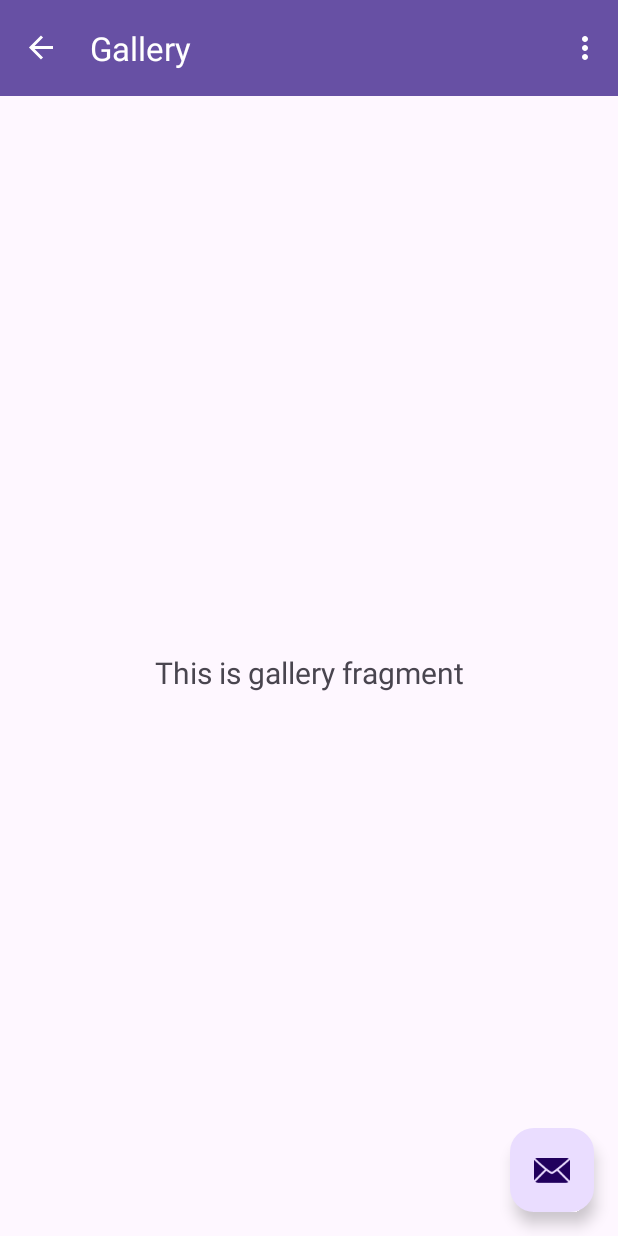
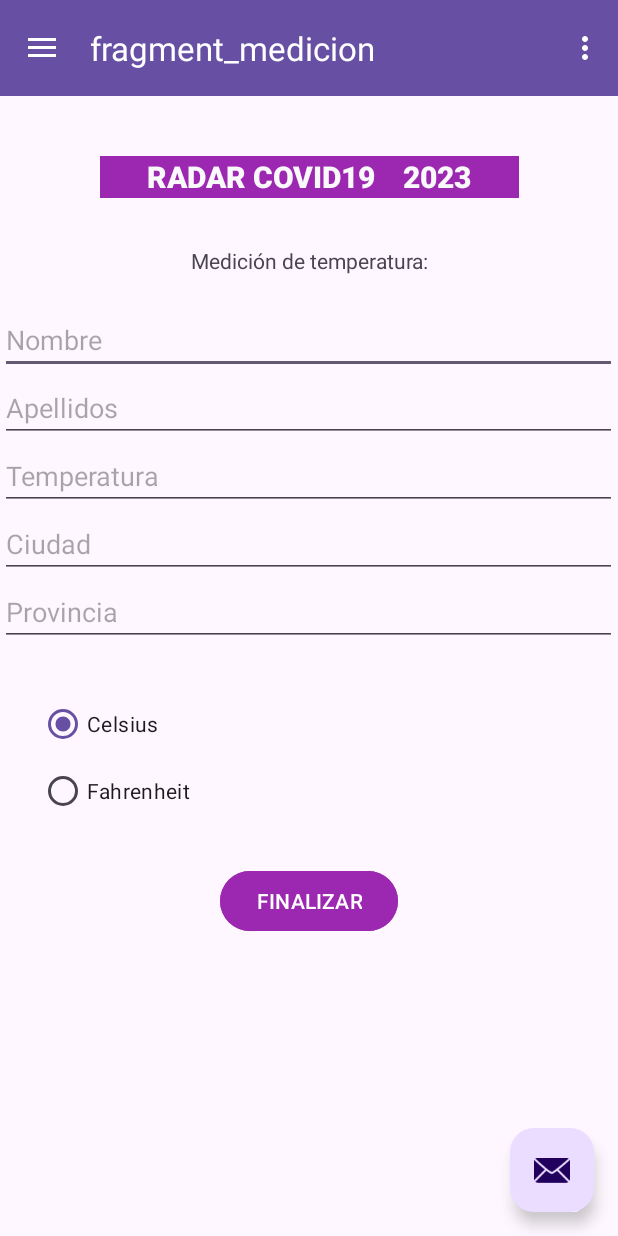
Before and after one commit to alberdsp/AndroidCovid19, an Android app: the MainActivity2 screen opened directly, with no data from a screen before it, in the side drawer, after a tap on "Medición de Temperatura", on a phone screen of 412 x 824 dp. Run offline under Robolectric (Android 15) with nearby library versions, the phone set to English and light mode, and no system bars; our stand-ins replace navigation-ui; Roboto replaces fonts that are not available here.

Commit message:
navegacion del menu a medición de temperatura creada

```diff
--- a/app/src/main/java/com/example/covid_19app/views/MainActivity2.java
+++ b/app/src/main/java/com/example/covid_19app/views/MainActivity2.java
@@ -36,7 +36,7 @@ private ActivityMain2Binding binding;
 
                 try {
                     NavController navController = Navigation.findNavController(MainActivity2.this, R.id.nav_host_fragment_content_main);
-                    navController.navigate(R.id.conversorFragment); navController.navigate(R.id.configFragment);
+                    navController.navigate(R.id.conversorFragment);navController.navigate(R.id.medicionFragment); navController.navigate(R.id.configFragment);
 
 
                 } catch (Exception e) {
@@ -49,7 +49,7 @@ private ActivityMain2Binding binding;
         // Passing each menu ID as a set of Ids because each
         // menu should be considered as top level destinations.
         mAppBarConfiguration = new AppBarConfiguration.Builder(
-                R.id.nav_home, R.id.conversorFragment, R.id.configFragment, R.id.nav_slideshow)
+                R.id.nav_home, R.id.medicionFragment, R.id.conversorFragment, R.id.configFragment, R.id.nav_slideshow)
                 .setOpenableLayout(drawer)
                 .build();
         NavController navController = Navigation.findNavController(this, R.id.nav_host_fragment_content_main);
--- a/app/src/main/java/com/example/covid_19app/views/MenuFragment.java
+++ b/app/src/main/java/com/example/covid_19app/views/MenuFragment.java
@@ -12,6 +12,7 @@ import android.view.ViewGroup;
 import android.widget.Button;
 
 import com.example.covid_19app.R;
+import com.example.covid_19app.views.ui.medicionTemperatura.MedicionFragment;
 import com.example.covid_19app.views.ui.configuration.ConfigFragment;
 import com.example.covid_19app.views.ui.conversor.ConversorFragment;
 
@@ -53,7 +54,7 @@ public class MenuFragment extends Fragment {
         buttonMedicion.setOnClickListener(new View.OnClickListener() {
             @Override
             public void onClick(View v) {
-                abrirFragment(new MedicionTempFragment());
+                abrirFragment(new MedicionFragment());
             }
         });
 
--- a/app/src/main/java/com/example/covid_19app/views/MedicionTempFragment.java
+++ b/app/src/main/java/com/example/covid_19app/views/ui/medicionTemperatura/MedicionFragment.java
@@ -1,4 +1,4 @@
-package com.example.covid_19app.views;
+package com.example.covid_19app.views.ui.medicionTemperatura;
 
 import android.os.Bundle;
 
@@ -19,7 +19,7 @@ import com.google.android.material.textfield.TextInputEditText;
 /**
  * Fragmente que maneja los datos de medición de temperatura
  */
-public class MedicionTempFragment extends Fragment {
+public class MedicionFragment extends Fragment {
 
 
     // declaramos los objetos que vamos a utilizar
@@ -36,7 +36,7 @@ public class MedicionTempFragment extends Fragment {
 
 
    // constructor por defecto
-    public MedicionTempFragment() {
+    public MedicionFragment() {
         // Required empty public constructor
     }
 
@@ -52,7 +52,7 @@ public class MedicionTempFragment extends Fragment {
                              Bundle savedInstanceState) {
 
         // declaramos la vista
-         vista = inflater.inflate(R.layout.fragment_medicion_temp, container, false);
+         vista = inflater.inflate(R.layout.fragment_medicion, container, false);
 
         // declaramos el botón Finalizar que pasa al fragment informe
          buttonFinalizar = vista.findViewById(R.id.buttonFinalizar);
--- a/app/src/main/res/layout/fragment_medicion_temp.xml
+++ b/app/src/main/res/layout-land/fragment_medicion.xml
@@ -5,7 +5,7 @@
     android:id="@+id/frameLayout3"
     android:layout_width="match_parent"
     android:layout_height="match_parent"
-    tools:context=".views.MedicionTempFragment">
+    tools:context=".views.ui.medicionTemperatura.MedicionFragment">
 
     <!-- TODO: Update blank fragment layout -->
 
@@ -13,7 +13,7 @@
         android:id="@+id/textViewTitulo4"
         android:layout_width="279dp"
         android:layout_height="28dp"
-        android:layout_marginTop="40dp"
+        android:layout_marginTop="16dp"
         android:background="#9C27B0"
         android:fontFamily="sans-serif-black"
         android:text="RADAR COVID19    2023"
@@ -48,21 +48,43 @@
     </com.google.android.material.textfield.TextInputLayout>
 
     <com.google.android.material.textfield.TextInputEditText
+        android:id="@+id/textInputEditCiudad"
+        android:layout_width="411dp"
+        android:layout_height="wrap_content"
+        android:layout_marginTop="4dp"
+        android:hint="Ciudad"
+        app:layout_constraintTop_toBottomOf="@+id/textInputEditTemperatura"
+        tools:layout_editor_absoluteX="64dp" />
+
+    <com.google.android.material.textfield.TextInputEditText
+        android:id="@+id/textInputEditProvincia"
+        android:layout_width="411dp"
+        android:layout_height="wrap_content"
+        android:layout_marginTop="8dp"
+        android:hint="Provincia"
+        app:layout_constraintTop_toBottomOf="@+id/textInputEditCiudad"
+        tools:layout_editor_absoluteX="64dp" />
+
+    <com.google.android.material.textfield.TextInputEditText
         android:id="@+id/textInputEditNombre"
         android:layout_width="411dp"
         android:layout_height="wrap_content"
-        android:layout_marginTop="72dp"
+        android:layout_marginTop="48dp"
         android:hint="Nombre"
         app:layout_constraintTop_toBottomOf="@+id/textViewTitulo4"
-        tools:layout_editor_absoluteX="0dp" />
+        tools:layout_editor_absoluteX="64dp" />
 
-    <com.google.android.material.textfield.TextInputEditText
-        android:id="@+id/textInputEditApellidos"
-        android:layout_width="411dp"
+    <Button
+        android:id="@+id/buttonFinalizar"
+        android:layout_width="wrap_content"
         android:layout_height="wrap_content"
-        android:hint="Apellidos"
-        app:layout_constraintTop_toBottomOf="@+id/textInputEditNombre"
-        tools:layout_editor_absoluteX="0dp" />
+        android:layout_marginTop="88dp"
+        android:backgroundTint="#9C27B0"
+        android:text="FINALIZAR"
+        app:layout_constraintEnd_toEndOf="parent"
+        app:layout_constraintHorizontal_bias="0.835"
+        app:layout_constraintStart_toStartOf="parent"
+        app:layout_constraintTop_toBottomOf="@+id/radioGroup" />
 
     <com.google.android.material.textfield.TextInputEditText
         android:id="@+id/textInputEditTemperatura"
@@ -71,39 +93,21 @@
         android:hint="Temperatura"
         android:inputType="number"
         app:layout_constraintTop_toBottomOf="@+id/textInputEditApellidos"
-        tools:layout_editor_absoluteX="0dp" />
-
-    <com.google.android.material.textfield.TextInputEditText
-        android:id="@+id/textInputEditCiudad"
-        android:layout_width="411dp"
-        android:layout_height="wrap_content"
-        android:hint="Ciudad"
-        app:layout_constraintTop_toBottomOf="@+id/textInputEditTemperatura"
-        tools:layout_editor_absoluteX="0dp" />
-
-    <com.google.android.material.textfield.TextInputEditText
-        android:id="@+id/textInputEditProvincia"
-        android:layout_width="411dp"
-        android:layout_height="wrap_content"
-        android:hint="Provincia"
-        app:layout_constraintTop_toBottomOf="@+id/textInputEditCiudad"
-        tools:layout_editor_absoluteX="0dp" />
+        tools:layout_editor_absoluteX="64dp" />
 
     <RadioGroup
         android:id="@+id/radioGroup"
-        android:layout_width="133dp"
-        android:layout_height="90dp"
-        android:layout_marginTop="28dp"
+        android:layout_width="146dp"
+        android:layout_height="92dp"
+        android:layout_marginTop="112dp"
         app:layout_constraintEnd_toEndOf="parent"
-        app:layout_constraintHorizontal_bias="0.093"
-        app:layout_constraintStart_toStartOf="parent"
-        app:layout_constraintTop_toBottomOf="@+id/textInputEditProvincia">
+        app:layout_constraintStart_toEndOf="@+id/textInputEditApellidos"
+        app:layout_constraintTop_toTopOf="parent">
 
         <RadioButton
             android:id="@+id/radioButtonCelsius"
-            android:layout_width="123dp"
+            android:layout_width="121dp"
             android:layout_height="wrap_content"
-            android:checked="true"
             android:text="Celsius" />
 
         <RadioButton
@@ -114,22 +118,19 @@
 
     </RadioGroup>
 
-    <Button
-        android:id="@+id/buttonFinalizar"
-        android:layout_width="wrap_content"
+    <com.google.android.material.textfield.TextInputEditText
+        android:id="@+id/textInputEditApellidos"
+        android:layout_width="411dp"
         android:layout_height="wrap_content"
-        android:layout_marginTop="28dp"
-        android:backgroundTint="#9C27B0"
-        android:text="FINALIZAR"
-        app:layout_constraintEnd_toEndOf="parent"
-        app:layout_constraintStart_toStartOf="parent"
-        app:layout_constraintTop_toBottomOf="@+id/radioGroup" />
+        android:hint="Apellidos"
+        app:layout_constraintTop_toBottomOf="@+id/textInputEditNombre"
+        tools:layout_editor_absoluteX="64dp" />
 
     <TextView
         android:id="@+id/textViewMedicion"
         android:layout_width="191dp"
         android:layout_height="24dp"
-        android:layout_marginTop="32dp"
+        android:layout_marginTop="12dp"
         android:text="Medición de temperatura:"
         android:textAlignment="center"
         app:layout_constraintEnd_toEndOf="parent"
--- a/app/src/main/res/layout-land/fragment_medicion_temp.xml
+++ b/app/src/main/res/layout/fragment_medicion.xml
@@ -5,15 +5,15 @@
     android:id="@+id/frameLayout3"
     android:layout_width="match_parent"
     android:layout_height="match_parent"
-    tools:context=".views.MedicionTempFragment">
+    tools:context=".views.ui.medicionTemperatura.MedicionFragment">
 
-    <!-- TODO: Update blank fragment layout -->
+
 
     <TextView
         android:id="@+id/textViewTitulo4"
         android:layout_width="279dp"
         android:layout_height="28dp"
-        android:layout_marginTop="16dp"
+        android:layout_marginTop="40dp"
         android:background="#9C27B0"
         android:fontFamily="sans-serif-black"
         android:text="RADAR COVID19    2023"
@@ -48,43 +48,21 @@
     </com.google.android.material.textfield.TextInputLayout>
 
     <com.google.android.material.textfield.TextInputEditText
-        android:id="@+id/textInputEditCiudad"
-        android:layout_width="411dp"
-        android:layout_height="wrap_content"
-        android:layout_marginTop="4dp"
-        android:hint="Ciudad"
-        app:layout_constraintTop_toBottomOf="@+id/textInputEditTemperatura"
-        tools:layout_editor_absoluteX="64dp" />
-
-    <com.google.android.material.textfield.TextInputEditText
-        android:id="@+id/textInputEditProvincia"
-        android:layout_width="411dp"
-        android:layout_height="wrap_content"
-        android:layout_marginTop="8dp"
-        android:hint="Provincia"
-        app:layout_constraintTop_toBottomOf="@+id/textInputEditCiudad"
-        tools:layout_editor_absoluteX="64dp" />
-
-    <com.google.android.material.textfield.TextInputEditText
         android:id="@+id/textInputEditNombre"
         android:layout_width="411dp"
         android:layout_height="wrap_content"
-        android:layout_marginTop="48dp"
+        android:layout_marginTop="72dp"
         android:hint="Nombre"
         app:layout_constraintTop_toBottomOf="@+id/textViewTitulo4"
-        tools:layout_editor_absoluteX="64dp" />
+        tools:layout_editor_absoluteX="0dp" />
 
-    <Button
-        android:id="@+id/buttonFinalizar"
-        android:layout_width="wrap_content"
+    <com.google.android.material.textfield.TextInputEditText
+        android:id="@+id/textInputEditApellidos"
+        android:layout_width="411dp"
         android:layout_height="wrap_content"
-        android:layout_marginTop="88dp"
-        android:backgroundTint="#9C27B0"
-        android:text="FINALIZAR"
-        app:layout_constraintEnd_toEndOf="parent"
-        app:layout_constraintHorizontal_bias="0.835"
-        app:layout_constraintStart_toStartOf="parent"
-        app:layout_constraintTop_toBottomOf="@+id/radioGroup" />
+        android:hint="Apellidos"
+        app:layout_constraintTop_toBottomOf="@+id/textInputEditNombre"
+        tools:layout_editor_absoluteX="0dp" />
 
     <com.google.android.material.textfield.TextInputEditText
         android:id="@+id/textInputEditTemperatura"
@@ -93,21 +71,39 @@
         android:hint="Temperatura"
         android:inputType="number"
         app:layout_constraintTop_toBottomOf="@+id/textInputEditApellidos"
-        tools:layout_editor_absoluteX="64dp" />
+        tools:layout_editor_absoluteX="0dp" />
+
+    <com.google.android.material.textfield.TextInputEditText
+        android:id="@+id/textInputEditCiudad"
+        android:layout_width="411dp"
+        android:layout_height="wrap_content"
+        android:hint="Ciudad"
+        app:layout_constraintTop_toBottomOf="@+id/textInputEditTemperatura"
+        tools:layout_editor_absoluteX="0dp" />
+
+    <com.google.android.material.textfield.TextInputEditText
+        android:id="@+id/textInputEditProvincia"
+        android:layout_width="411dp"
+        android:layout_height="wrap_content"
+        android:hint="Provincia"
+        app:layout_constraintTop_toBottomOf="@+id/textInputEditCiudad"
+        tools:layout_editor_absoluteX="0dp" />
 
     <RadioGroup
         android:id="@+id/radioGroup"
-        android:layout_width="146dp"
-        android:layout_height="92dp"
-        android:layout_marginTop="112dp"
+        android:layout_width="133dp"
+        android:layout_height="90dp"
+        android:layout_marginTop="28dp"
         app:layout_constraintEnd_toEndOf="parent"
-        app:layout_constraintStart_toEndOf="@+id/textInputEditApellidos"
-        app:layout_constraintTop_toTopOf="parent">
+        app:layout_constraintHorizontal_bias="0.093"
+        app:layout_constraintStart_toStartOf="parent"
+        app:layout_constraintTop_toBottomOf="@+id/textInputEditProvincia">
 
         <RadioButton
             android:id="@+id/radioButtonCelsius"
-            android:layout_width="121dp"
+            android:layout_width="123dp"
             android:layout_height="wrap_content"
+            android:checked="true"
             android:text="Celsius" />
 
         <RadioButton
@@ -118,19 +114,22 @@
 
     </RadioGroup>
 
-    <com.google.android.material.textfield.TextInputEditText
-        android:id="@+id/textInputEditApellidos"
-        android:layout_width="411dp"
+    <Button
+        android:id="@+id/buttonFinalizar"
+        android:layout_width="wrap_content"
         android:layout_height="wrap_content"
-        android:hint="Apellidos"
-        app:layout_constraintTop_toBottomOf="@+id/textInputEditNombre"
-        tools:layout_editor_absoluteX="64dp" />
+        android:layout_marginTop="28dp"
+        android:backgroundTint="#9C27B0"
+        android:text="FINALIZAR"
+        app:layout_constraintEnd_toEndOf="parent"
+        app:layout_constraintStart_toStartOf="parent"
+        app:layout_constraintTop_toBottomOf="@+id/radioGroup" />
 
     <TextView
         android:id="@+id/textViewMedicion"
         android:layout_width="191dp"
         android:layout_height="24dp"
-        android:layout_marginTop="12dp"
+        android:layout_marginTop="32dp"
         android:text="Medición de temperatura:"
         android:textAlignment="center"
         app:layout_constraintEnd_toEndOf="parent"
--- a/app/src/main/res/menu/activity_main_drawer.xml
+++ b/app/src/main/res/menu/activity_main_drawer.xml
@@ -9,7 +9,7 @@
             android:icon="@drawable/ic_menu_camera"
             android:title="Inicio" />
         <item
-            android:id="@+id/nav_gallery"
+            android:id="@+id/medicionFragment"
             android:icon="@drawable/ic_menu_gallery"
             android:title="Medición de Temperatura" />
         <item
--- a/app/src/main/res/navigation/mobile_navigation.xml
+++ b/app/src/main/res/navigation/mobile_navigation.xml
@@ -40,4 +40,13 @@
             android:id="@+id/action_configFragment_to_nav_home"
             app:destination="@id/nav_home" />
     </fragment>
+    <fragment
+        android:id="@+id/medicionFragment"
+        android:name="com.example.covid_19app.views.ui.medicionTemperatura.MedicionFragment"
+        android:label="fragment_medicion"
+        tools:layout="@layout/fragment_medicion" >
+        <action
+            android:id="@+id/action_medicionFragment_to_nav_home"
+            app:destination="@id/nav_home" />
+    </fragment>
 </navigation>
```
Also changed, not shown: app/src/main/java/com/example/covid_19app/views/ui/medicionTemperatura/MedicionViewModel.java (added, +34 -0 lines), app/src/main/res/navigation/nav_graph2.xml (+0 -12 lines).
